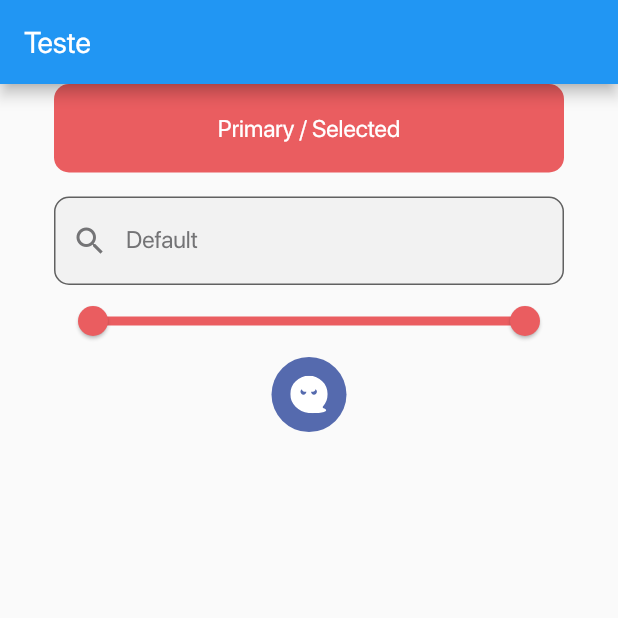
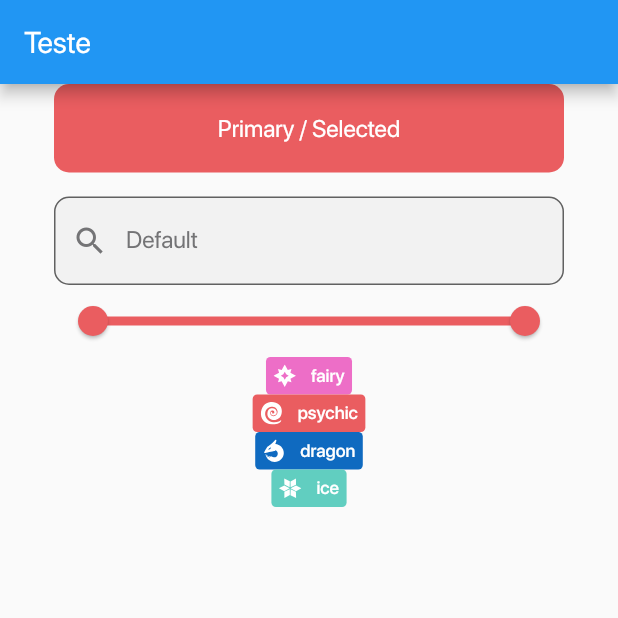
Before and after one commit to NoelOliveira1982/pokedex_app, a Flutter app: the screen it shows after launch, on a phone screen of 412 x 824 dp, the top half of it. Run offline on Flutter 3.47's test engine with Material 2 defaults, Android fonts, the light colour scheme and no system bars; our stand-ins replace flutter_svg.

Commit message:
badges complete

```diff
--- a/lib/components/badges.dart
+++ b/lib/components/badges.dart
@@ -1,10 +1,37 @@
 import 'package:flutter/material.dart';
+import 'package:pokedex_app/components/svg_icon.dart';
+import 'package:pokedex_app/styles/colors.dart';
+import 'package:pokedex_app/styles/texts.dart';
 
 class Badges extends StatelessWidget {
-  const Badges({Key? key}) : super(key: key);
+  final String type;
+  const Badges({Key? key, required this.type}) : super(key: key);
 
   @override
   Widget build(BuildContext context) {
-    return Container();
+    return Container(
+      decoration: BoxDecoration(
+        borderRadius: BorderRadius.circular(3),
+        color: AppColors.type[type]!,
+      ),
+      child: IntrinsicWidth(
+        child: Row(
+          mainAxisAlignment: MainAxisAlignment.spaceAround,
+          children: [
+            SvgIcon(
+              path: 'types/$type.svg',
+              height: 15,
+            ),
+            Padding(
+              padding: const EdgeInsets.symmetric(horizontal: 5.0),
+              child: Text(
+                type,
+                style: AppTexts.pokemonType(color: AppColors.textWhite),
+              ),
+            )
+          ],
+        ),
+      ),
+    );
   }
 }
--- a/lib/components/svg_icon.dart
+++ b/lib/components/svg_icon.dart
@@ -11,7 +11,7 @@ class SvgIcon extends StatelessWidget {
   const SvgIcon({
     Key? key,
     required this.path,
-    required this.color,
+    this.color = AppColors.textWhite,
     this.isSelected = false,
     this.height = 25,
   }) : super(key: key);
--- a/lib/views/home.dart
+++ b/lib/views/home.dart
@@ -1,4 +1,5 @@
 import 'package:flutter/material.dart';
+import 'package:pokedex_app/components/badges.dart';
 import 'package:pokedex_app/components/button.dart';
 import 'package:pokedex_app/components/ranger.dart';
 import 'package:pokedex_app/components/search_bar.dart';
@@ -33,11 +34,10 @@ class Home extends StatelessWidget {
               ),
             ),
             const Ranger(),
-            SvgIcon(
-              path: 'types/ghost.svg',
-              isSelected: true,
-              color: AppColors.type['ghost']!,
-            )
+            const Badges(type: 'fairy'),
+            const Badges(type: 'psychic'),
+            const Badges(type: 'dragon'),
+            const Badges(type: 'ice'),
           ],
         ),
       ),
```
